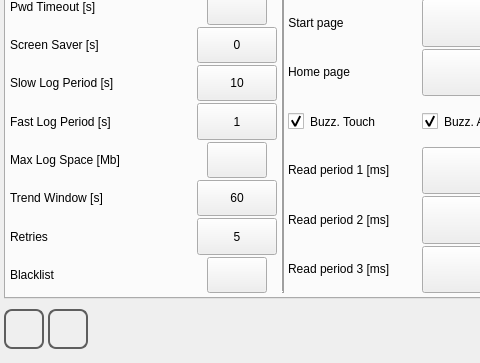
The window that qt_library/ATCMsystem/system_ini.ui (MECTsrl/mect_plugins) describes before a commit, drawn with Qt 5; both pictures show x 0 to 480 and y 99 to 462 of the 564 by 462 pixel window.
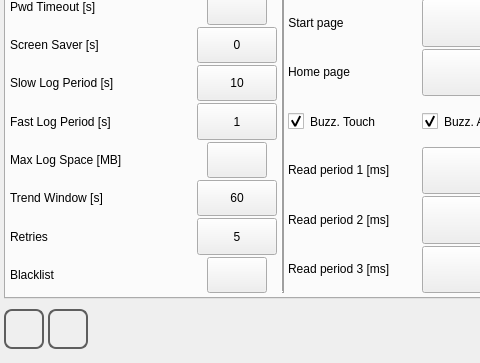
The same window after the commit. Icons and pictures are not drawn.

Commit message: Fix Max Log Space [Mb] to Max Log Space [MB] in system settings

What changed in the file:
```diff
--- a/qt_library/ATCMsystem/system_ini.ui
+++ b/qt_library/ATCMsystem/system_ini.ui
@@ -455,7 +455,7 @@
             </sizepolicy>
            </property>
            <property name="text">
-            <string>Max Log Space [Mb]</string>
+            <string>Max Log Space [MB]</string>
            </property>
           </widget>
          </item>
```
The commit also changes 2 other files.
